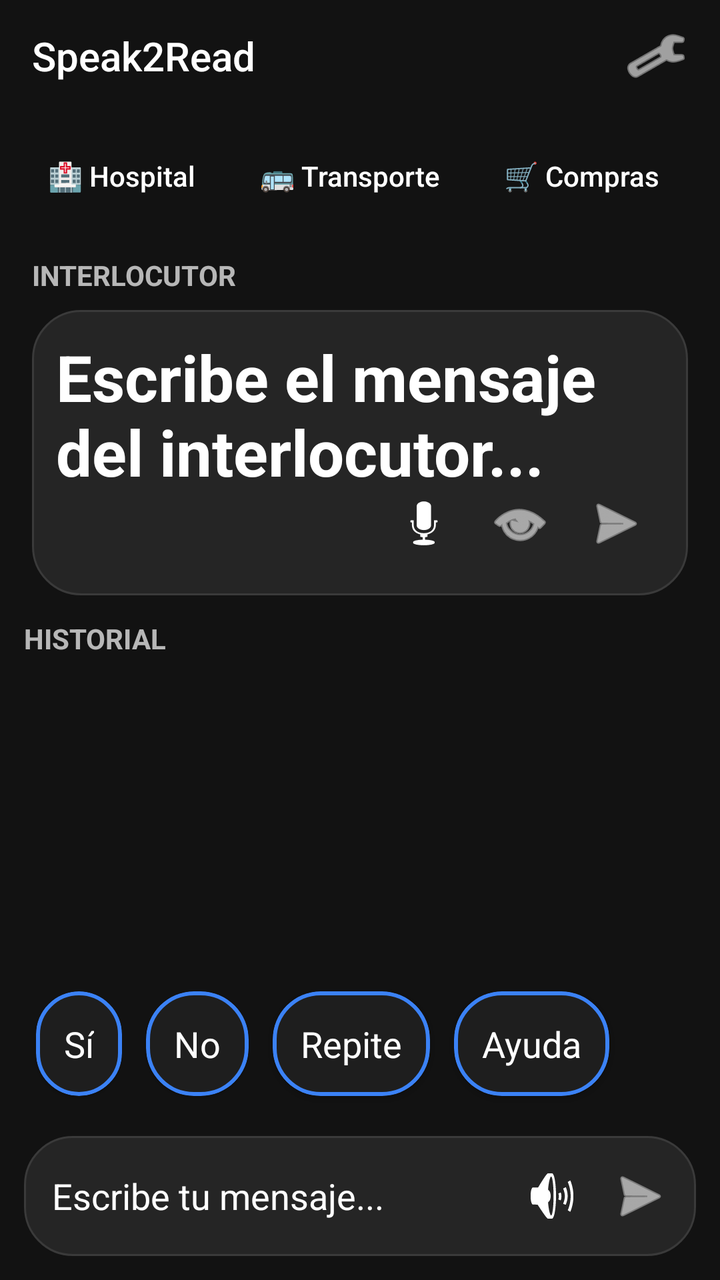
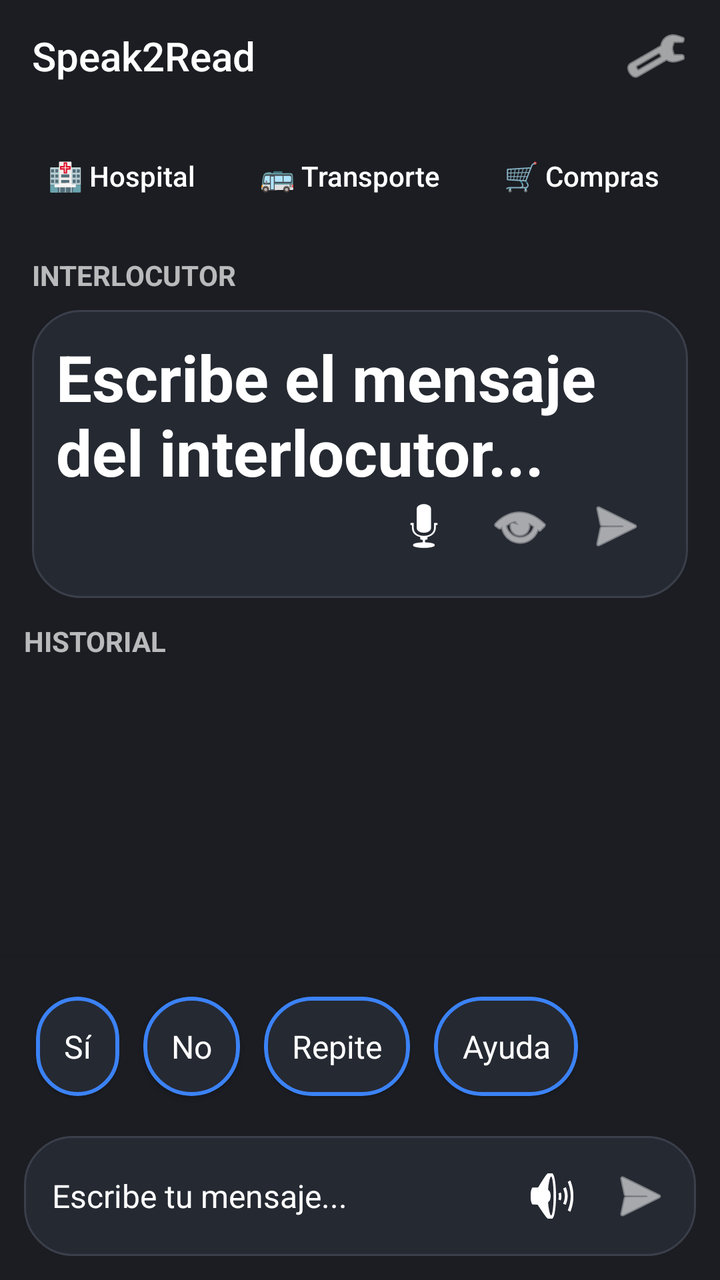

The first picture is an Android layout as it rendered before a commit; the second is the same layout after the commit. The layout source and the unified diff follow.
<!-- AndroidManifest.xml: activity theme Theme.Speak2Read -->
<!-- res/layout/activity_home.xml -->
<?xml version="1.0" encoding="utf-8"?>
<FrameLayout
    xmlns:android="http://schemas.android.com/apk/res/android"
    xmlns:app="http://schemas.android.com/apk/res-auto"
    xmlns:tools="http://schemas.android.com/tools"
    android:layout_width="match_parent"
    android:layout_height="match_parent"
    android:fitsSystemWindows="true"
    android:background="@color/s2r_background">

    <LinearLayout
        android:layout_width="match_parent"
        android:layout_height="match_parent"
        android:orientation="vertical">

        <Toolbar
            android:id="@+id/toolbar"
            android:layout_width="match_parent"
            android:layout_height="56dp"
            android:background="@color/s2r_background"
            android:contentInsetStart="16dp"
            android:contentInsetEnd="12dp"
            android:title="@string/home_title"
            android:titleTextColor="@color/s2r_text_primary">

            <ImageButton
                android:id="@+id/btnSettings"
                android:layout_width="40dp"
                android:layout_height="40dp"
                android:layout_gravity="end|center_vertical"
                android:background="@android:color/transparent"
                android:contentDescription="@string/settings"
                android:padding="8dp"
                android:src="@android:drawable/ic_menu_manage"
                android:tint="@color/s2r_text_primary" />
        </Toolbar>

        
        <HorizontalScrollView
            android:layout_width="match_parent"
            android:layout_height="wrap_content"
            android:scrollbars="none">

            <LinearLayout
                android:layout_width="wrap_content"
                android:layout_height="wrap_content"
                android:orientation="horizontal"
                android:padding="8dp">

                <Button
                    android:id="@+id/btnHospital"
                    style="?android:attr/borderlessButtonStyle"
                    android:layout_width="wrap_content"
                    android:layout_height="wrap_content"
                    android:text="🏥 Hospital"
                    android:textAllCaps="false"/>

                <Button
                    android:id="@+id/btnTransporte"
                    style="?android:attr/borderlessButtonStyle"
                    android:layout_width="wrap_content"
                    android:layout_height="wrap_content"
                    android:text="🚌 Transporte"
                    android:textAllCaps="false"/>

                <Button
                    android:id="@+id/btnCompras"
                    style="?android:attr/borderlessButtonStyle"
                    android:layout_width="wrap_content"
                    android:layout_height="wrap_content"
                    android:text="🛒 Compras"
                    android:textAllCaps="false"/>

                <Button
                    android:id="@+id/btnEmergencia"
                    style="?android:attr/borderlessButtonStyle"
                    android:layout_width="wrap_content"
                    android:layout_height="wrap_content"
                    android:text="🚨 Emergencia"
                    android:textAllCaps="false"/>

                <Button
                    android:id="@+id/btnPersonalizado"
                    style="?android:attr/borderlessButtonStyle"
                    android:layout_width="wrap_content"
                    android:layout_height="wrap_content"
                    android:text="⭐ Personalizado"
                    android:textAllCaps="false"/>

            </LinearLayout>
        </HorizontalScrollView>

        
        <LinearLayout
            android:id="@+id/transcriptionContainer"
            android:layout_width="match_parent"
            android:layout_height="0dp"
            android:layout_weight="3.5"
            android:orientation="vertical"
            android:paddingHorizontal="16dp"
            android:paddingTop="8dp">

            <TextView
                android:layout_width="wrap_content"
                android:layout_height="wrap_content"
                android:text="INTERLOCUTOR"
                android:textColor="@color/s2r_text_primary"
                android:textStyle="bold"
                android:textSize="14sp"
                android:alpha="0.7"/>

            <FrameLayout
                android:layout_width="match_parent"
                android:layout_height="match_parent"
                android:layout_marginTop="8dp"
                android:background="@drawable/bg_input_container"
                android:padding="12dp">

                <EditText
                    android:id="@+id/etTranscription"
                    android:layout_width="match_parent"
                    android:layout_height="match_parent"
                    android:background="@android:color/transparent"
                    android:hint="@string/interlocutor_hint"
                    android:importantForAutofill="no"
                    android:inputType="textMultiLine"
                    android:gravity="top"
                    android:textColor="@color/s2r_text_primary"
                    android:textColorHint="@color/s2r_text_primary"
                    android:textSize="32sp"
                    android:textStyle="bold" />

                <LinearLayout
                    android:layout_width="wrap_content"
                    android:layout_height="wrap_content"
                    android:layout_gravity="bottom|end"
                    android:orientation="horizontal">

                    <ImageButton
                        android:id="@+id/btnMicTranscription"
                        android:layout_width="48dp"
                        android:layout_height="48dp"
                        android:background="?android:attr/selectableItemBackgroundBorderless"
                        android:contentDescription="@string/microfono"
                        android:src="@android:drawable/ic_btn_speak_now"
                        android:tint="@color/s2r_text_primary" />

                    <ImageButton
                        android:id="@+id/btnFullscreenTranscription"
                        android:layout_width="48dp"
                        android:layout_height="48dp"
                        android:background="?android:attr/selectableItemBackgroundBorderless"
                        android:contentDescription="@string/fullscreen_transcription"
                        android:src="@android:drawable/ic_menu_view"
                        android:tint="@color/s2r_text_primary" />

                    <ImageButton
                        android:id="@+id/btnSendTranscription"
                        android:layout_width="48dp"
                        android:layout_height="48dp"
                        android:background="?android:attr/selectableItemBackgroundBorderless"
                        android:contentDescription="@string/send_message"
                        android:src="@android:drawable/ic_menu_send"
                        android:tint="@color/s2r_text_primary" />
                </LinearLayout>
            </FrameLayout>
        </LinearLayout>

        
        <LinearLayout
            android:layout_width="match_parent"
            android:layout_height="0dp"
            android:layout_weight="3.5"
            android:orientation="vertical"
            android:paddingHorizontal="12dp"
            android:paddingTop="12dp">

            <TextView
                android:layout_width="wrap_content"
                android:layout_height="wrap_content"
                android:text="HISTORIAL"
                android:textColor="@color/s2r_text_primary"
                android:textStyle="bold"
                android:textSize="14sp"
                android:alpha="0.7"/>

            <androidx.recyclerview.widget.RecyclerView
                android:id="@+id/recyclerChat"
                android:layout_width="match_parent"
                android:layout_height="match_parent"
                android:clipToPadding="false"
                android:paddingVertical="8dp"
                tools:listitem="@android:layout/simple_list_item_1" />
        </LinearLayout>

        
        <LinearLayout
            android:id="@+id/bottomArea"
            android:layout_width="match_parent"
            android:layout_height="wrap_content"
            android:orientation="vertical"
            android:paddingHorizontal="12dp"
            android:paddingBottom="12dp"
            android:background="@color/s2r_background"
            android:elevation="8dp">

            <HorizontalScrollView
                android:id="@+id/quickReplyScroll"
                android:layout_width="match_parent"
                android:layout_height="wrap_content"
                android:layout_marginTop="8dp"
                android:scrollbars="none">

                <LinearLayout
                    android:id="@+id/quickReplyContainer"
                    android:layout_width="wrap_content"
                    android:layout_height="wrap_content"
                    android:gravity="center_vertical"
                    android:orientation="horizontal"
                    android:paddingVertical="6dp">

                    <com.google.android.material.card.MaterialCardView
                        android:id="@+id/qr_si"
                        android:layout_width="wrap_content"
                        android:layout_height="wrap_content"
                        android:layout_margin="6dp"
                        app:cardBackgroundColor="@color/s2r_card"
                        app:cardCornerRadius="24dp"
                        app:strokeColor="#3B82F6"
                        app:strokeWidth="2dp">
                        <TextView
                            android:id="@+id/tvQr1"
                            android:layout_width="wrap_content"
                            android:layout_height="wrap_content"
                            android:padding="14dp"
                            android:text="Sí"
                            android:textColor="@color/s2r_text_primary"
                            android:textSize="18sp"
                            android:gravity="center" />
                    </com.google.android.material.card.MaterialCardView>

                    <com.google.android.material.card.MaterialCardView
                        android:id="@+id/qr_no"
                        android:layout_width="wrap_content"
                        android:layout_height="wrap_content"
                        android:layout_margin="6dp"
                        app:cardBackgroundColor="@color/s2r_card"
                        app:cardCornerRadius="24dp"
                        app:strokeColor="#3B82F6"
                        app:strokeWidth="2dp">
                        <TextView
                            android:id="@+id/tvQr2"
                            android:layout_width="wrap_content"
                            android:layout_height="wrap_content"
                            android:padding="14dp"
                            android:text="No"
                            android:textColor="@color/s2r_text_primary"
                            android:textSize="18sp"
                            android:gravity="center" />
                    </com.google.android.material.card.MaterialCardView>

                    <com.google.android.material.card.MaterialCardView
                        android:id="@+id/qr_repite"
                        android:layout_width="wrap_content"
                        android:layout_height="wrap_content"
                        android:layout_margin="6dp"
                        app:cardBackgroundColor="@color/s2r_card"
                        app:cardCornerRadius="24dp"
                        app:strokeColor="#3B82F6"
                        app:strokeWidth="2dp">
                        <TextView
                            android:id="@+id/tvQr3"
                            android:layout_width="wrap_content"
                            android:layout_height="wrap_content"
                            android:padding="14dp"
                            android:text="Repite"
                            android:textColor="@color/s2r_text_primary"
                            android:textSize="18sp"
                            android:gravity="center" />
                    </com.google.android.material.card.MaterialCardView>

                    <com.google.android.material.card.MaterialCardView
                        android:id="@+id/qr_ayuda"
                        android:layout_width="wrap_content"
                        android:layout_height="wrap_content"
                        android:layout_margin="6dp"
                        app:cardBackgroundColor="@color/s2r_card"
                        app:cardCornerRadius="24dp"
                        app:strokeColor="#3B82F6"
                        app:strokeWidth="2dp">
                        <TextView
                            android:id="@+id/tvQr4"
                            android:layout_width="wrap_content"
                            android:layout_height="wrap_content"
                            android:padding="14dp"
                            android:text="Ayuda"
                            android:textColor="@color/s2r_text_primary"
                            android:textSize="18sp"
                            android:gravity="center" />
                    </com.google.android.material.card.MaterialCardView>
                </LinearLayout>
            </HorizontalScrollView>

            <LinearLayout
                android:id="@+id/inputArea"
                android:layout_width="match_parent"
                android:layout_height="wrap_content"
                android:layout_marginTop="8dp"
                android:background="@drawable/bg_input_container"
                android:gravity="center_vertical"
                android:orientation="horizontal"
                android:padding="6dp">

                <EditText
                    android:id="@+id/etMessage"
                    android:layout_width="0dp"
                    android:layout_height="wrap_content"
                    android:layout_weight="1"
                    android:background="@android:color/transparent"
                    android:hint="@string/user_message_hint"
                    android:importantForAutofill="no"
                    android:inputType="textMultiLine"
                    android:maxLines="3"
                    android:minHeight="48dp"
                    android:paddingHorizontal="8dp"
                    android:textColor="@color/s2r_text_primary"
                    android:textColorHint="@color/s2r_text_primary"
                    android:textSize="18sp" />

                <ImageButton
                    android:id="@+id/btnSpeaker"
                    android:layout_width="44dp"
                    android:layout_height="44dp"
                    android:background="@android:color/transparent"
                    android:contentDescription="@string/altavoz"
                    android:padding="8dp"
                    android:src="@android:drawable/ic_lock_silent_mode_off"
                    android:tint="@color/s2r_text_primary" />

                <ImageButton
                    android:id="@+id/btnSendMessage"
                    android:layout_width="44dp"
                    android:layout_height="44dp"
                    android:background="@android:color/transparent"
                    android:contentDescription="@string/send_message"
                    android:padding="8dp"
                    android:src="@android:drawable/ic_menu_send"
                    android:tint="@color/s2r_text_primary" />
            </LinearLayout>
        </LinearLayout>
    </LinearLayout>

    
    <LinearLayout
        android:id="@+id/emergencyOverlay"
        android:layout_width="match_parent"
        android:layout_height="match_parent"
        android:background="#CCFF0000"
        android:gravity="center"
        android:orientation="vertical"
        android:visibility="gone">

        <ImageView
            android:id="@+id/imgWarning"
            android:layout_width="120dp"
            android:layout_height="120dp"
            android:contentDescription="@string/emergency_detected"
            android:src="@android:drawable/stat_sys_warning"
            android:tint="@android:color/white" />

        <TextView
            android:layout_width="wrap_content"
            android:layout_height="wrap_content"
            android:layout_marginTop="24dp"
            android:text="@string/emergency_detected"
            android:textColor="@android:color/white"
            android:textSize="24sp"
            android:textStyle="bold" />

        <Button
            android:id="@+id/btnAcknowledge"
            android:layout_width="wrap_content"
            android:layout_height="wrap_content"
            android:layout_marginTop="32dp"
            android:text="@string/dialog_accept" />
    </LinearLayout>

</FrameLayout>
<!-- resources referenced by this layout -->
<resources>
  <color name="s2r_background">#121212</color>
  <color name="s2r_card">#1E1E1E</color>
  <color name="s2r_text_primary">#FFFFFF</color>
  <!-- drawable bg_input_container (drawable) -->
  <?xml version="1.0" encoding="utf-8"?>
  <shape xmlns:android="http://schemas.android.com/apk/res/android">
  
      <solid android:color="@color/s2r_input"/>
  
      <corners android:radius="24dp"/>
  
      <stroke
          android:width="1dp"
          android:color="#3A3A3A"/>
  
  </shape>
  <string name="altavoz">Altavoz</string>
  <string name="dialog_accept">Aceptar</string>
  <string name="emergency_detected">EMERGENCIA DETECTADA</string>
  <string name="fullscreen_transcription">Pantalla completa</string>
  <string name="home_title">Speak2Read</string>
  <string name="interlocutor_hint">Escribe el mensaje del interlocutor...</string>
  <string name="microfono">Microfono</string>
  <string name="send_message">Enviar</string>
  <string name="settings">Configuracion</string>
  <string name="user_message_hint">Escribe tu mensaje...</string>
  <style name="Theme.Speak2Read" parent="Theme.MaterialComponents.DayNight.NoActionBar">
          <item name="colorPrimary">@color/s2r_bubble_usuario</item>
          <item name="colorPrimaryVariant">@color/s2r_bubble_usuario</item>
          <item name="colorOnPrimary">@color/white</item>
          <item name="android:windowBackground">@color/s2r_background</item>
          <item name="android:colorBackground">@color/s2r_background</item>
          <item name="android:textColorPrimary">@color/s2r_text_primary</item>
          <item name="android:textColor">@color/s2r_text_primary</item>
      </style>
  <color name="s2r_input">#252525</color>
  <color name="s2r_bubble_usuario">#2563EB</color>
  <color name="white">#FFFFFFFF</color>
</resources>

<!-- the commit's change to res/layout/activity_home.xml (unified diff, before → after) -->
@@ -224,7 +224,7 @@
                         android:layout_width="wrap_content"
                         android:layout_height="wrap_content"
                         android:layout_margin="6dp"
-                        app:cardBackgroundColor="@color/s2r_card"
+                        app:cardBackgroundColor="@color/s2r_surface"
                         app:cardCornerRadius="24dp"
                         app:strokeColor="#3B82F6"
                         app:strokeWidth="2dp">
@@ -235,7 +235,7 @@
                             android:padding="14dp"
                             android:text="Sí"
                             android:textColor="@color/s2r_text_primary"
-                            android:textSize="18sp"
+                            android:textSize="16sp"
                             android:gravity="center" />
                     </com.google.android.material.card.MaterialCardView>
 
@@ -244,7 +244,7 @@
                         android:layout_width="wrap_content"
                         android:layout_height="wrap_content"
                         android:layout_margin="6dp"
-                        app:cardBackgroundColor="@color/s2r_card"
+                        app:cardBackgroundColor="@color/s2r_surface"
                         app:cardCornerRadius="24dp"
                         app:strokeColor="#3B82F6"
                         app:strokeWidth="2dp">
@@ -255,7 +255,7 @@
                             android:padding="14dp"
                             android:text="No"
                             android:textColor="@color/s2r_text_primary"
-                            android:textSize="18sp"
+                            android:textSize="16sp"
                             android:gravity="center" />
                     </com.google.android.material.card.MaterialCardView>
 
@@ -264,7 +264,7 @@
                         android:layout_width="wrap_content"
                         android:layout_height="wrap_content"
                         android:layout_margin="6dp"
-                        app:cardBackgroundColor="@color/s2r_card"
+                        app:cardBackgroundColor="@color/s2r_surface"
                         app:cardCornerRadius="24dp"
                         app:strokeColor="#3B82F6"
                         app:strokeWidth="2dp">
@@ -275,7 +275,7 @@
                             android:padding="14dp"
                             android:text="Repite"
                             android:textColor="@color/s2r_text_primary"
-                            android:textSize="18sp"
+                            android:textSize="16sp"
                             android:gravity="center" />
                     </com.google.android.material.card.MaterialCardView>
 
@@ -284,7 +284,7 @@
                         android:layout_width="wrap_content"
                         android:layout_height="wrap_content"
                         android:layout_margin="6dp"
-                        app:cardBackgroundColor="@color/s2r_card"
+                        app:cardBackgroundColor="@color/s2r_surface"
                         app:cardCornerRadius="24dp"
                         app:strokeColor="#3B82F6"
                         app:strokeWidth="2dp">
@@ -295,7 +295,7 @@
                             android:padding="14dp"
                             android:text="Ayuda"
                             android:textColor="@color/s2r_text_primary"
-                            android:textSize="18sp"
+                            android:textSize="16sp"
                             android:gravity="center" />
                     </com.google.android.material.card.MaterialCardView>
                 </LinearLayout>
@@ -325,7 +325,7 @@
                     android:paddingHorizontal="8dp"
                     android:textColor="@color/s2r_text_primary"
                     android:textColorHint="@color/s2r_text_primary"
-                    android:textSize="18sp" />
+                    android:textSize="16sp" />
 
                 <ImageButton
                     android:id="@+id/btnSpeaker"
<!-- resource entries referenced after the edit -->
@@ -1,20 +1,16 @@
 <!-- resources referenced by this layout -->
 <resources>
-  <color name="s2r_background">#121212</color>
-  <color name="s2r_card">#1E1E1E</color>
+  <color name="s2r_background">#1B1D22</color>
+  <color name="s2r_surface">#252932</color>
   <color name="s2r_text_primary">#FFFFFF</color>
   <!-- drawable bg_input_container (drawable) -->
   <?xml version="1.0" encoding="utf-8"?>
   <shape xmlns:android="http://schemas.android.com/apk/res/android">
-  
-      <solid android:color="@color/s2r_input"/>
-  
+      <solid android:color="@color/s2r_surface"/>
       <corners android:radius="24dp"/>
-  
       <stroke
           android:width="1dp"
-          android:color="#3A3A3A"/>
-  
+          android:color="#3A3F4A"/>
   </shape>
   <string name="altavoz">Altavoz</string>
   <string name="dialog_accept">Aceptar</string>
@@ -35,8 +31,7 @@
           <item name="android:textColorPrimary">@color/s2r_text_primary</item>
           <item name="android:textColor">@color/s2r_text_primary</item>
       </style>
-  <color name="s2r_input">#252525</color>
-  <color name="s2r_bubble_usuario">#2563EB</color>
+  <color name="s2r_bubble_usuario">#4F8CFF</color>
   <color name="white">#FFFFFFFF</color>
 </resources>
 
